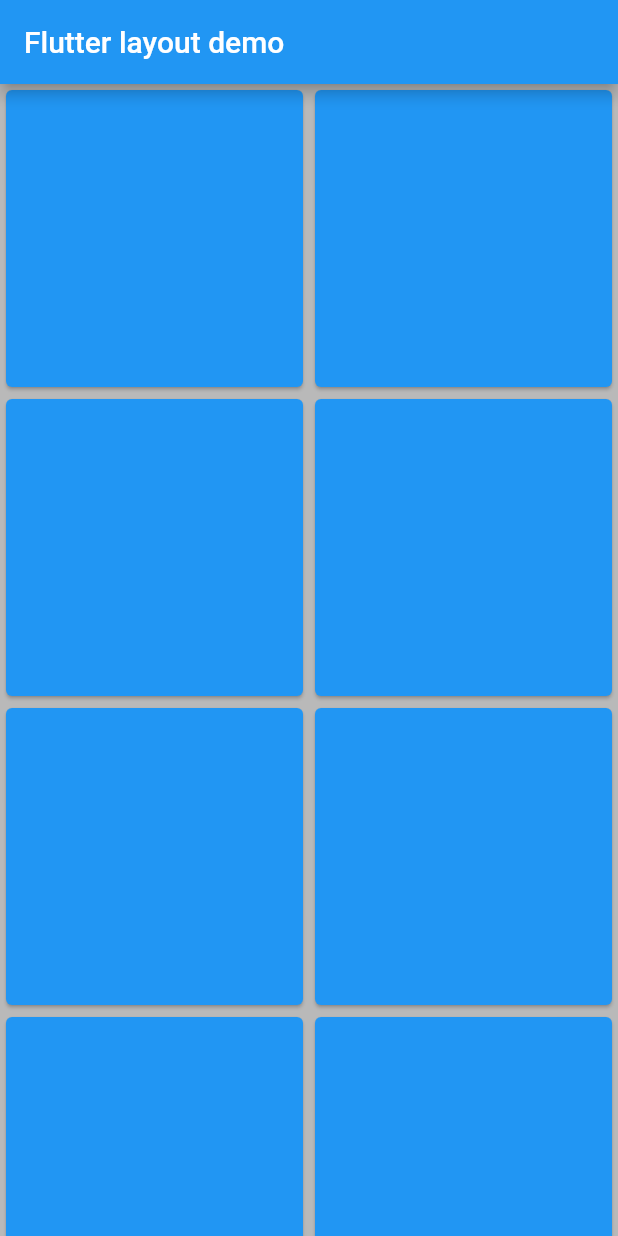
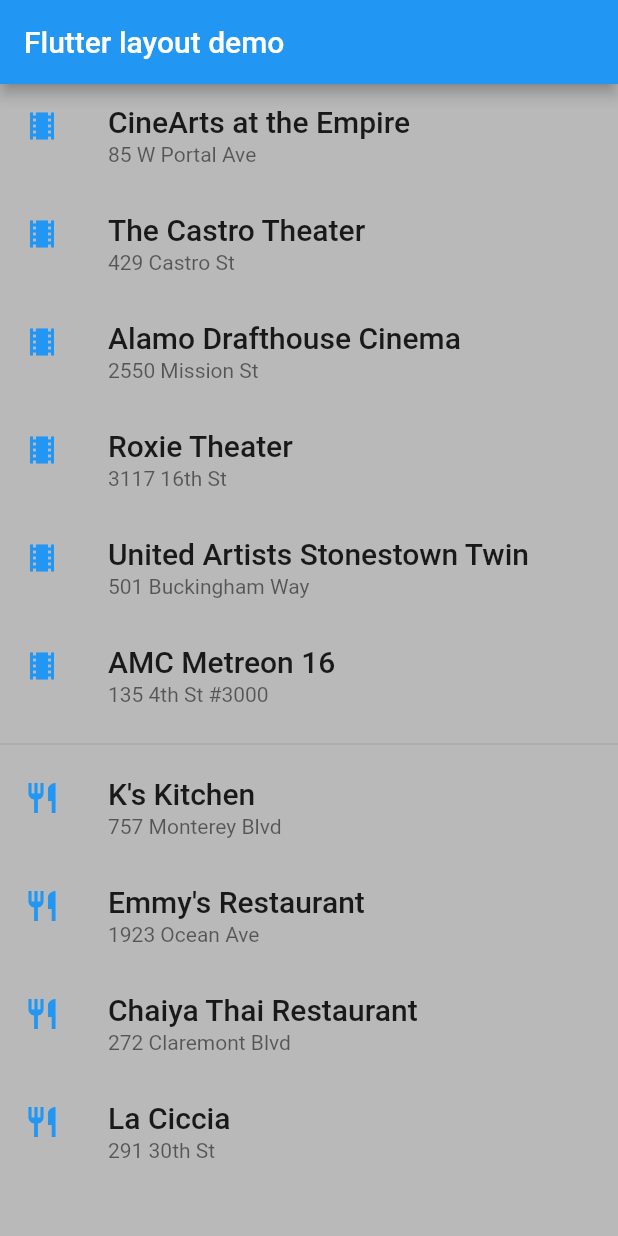
Before and after one commit to loveleenkaurnancy/flutter_app, a Flutter app: the screen it shows after launch, on a phone screen of 412 x 824 dp. Run offline on Flutter 3.47's test engine with Material 2 defaults, Android fonts, the phone set to English and light mode, and no system bars.

Commit message:
ListView

```diff
--- a/lib/main.dart
+++ b/lib/main.dart
@@ -29,36 +29,40 @@ class _State extends State<MyApp> {
           decoration: BoxDecoration(
             color: Colors.black26,
           ),
-          child: GridView.count(
-            crossAxisCount: 2 ,
-            children: List.generate(10,(index){
-              return Container(
-                child: Card(
-                  color: Colors.blue,
-                ),
-              );
-            }),
-          )
+          child: _buildList()
         ),
       ),
     );
   }
 }
 
-Widget _buildDecoratedImage(int imageIndex) => Expanded(
-  child: Container(
-    decoration: BoxDecoration(
-      border: Border.all(width: 10, color: Colors.black38),
-      borderRadius: const BorderRadius.all(const Radius.circular(8)),
-    ),
-    margin: const EdgeInsets.all(4),
-    child: Image.asset('assets/images/pic.png'),
+Widget _buildList() => ListView(
+  children: [
+    _tile('CineArts at the Empire', '85 W Portal Ave', Icons.theaters),
+    _tile('The Castro Theater', '429 Castro St', Icons.theaters),
+    _tile('Alamo Drafthouse Cinema', '2550 Mission St', Icons.theaters),
+    _tile('Roxie Theater', '3117 16th St', Icons.theaters),
+    _tile('United Artists Stonestown Twin', '501 Buckingham Way',
+        Icons.theaters),
+    _tile('AMC Metreon 16', '135 4th St #3000', Icons.theaters),
+    Divider(),
+    _tile('K\'s Kitchen', '757 Monterey Blvd', Icons.restaurant),
+    _tile('Emmy\'s Restaurant', '1923 Ocean Ave', Icons.restaurant),
+    _tile(
+        'Chaiya Thai Restaurant', '272 Claremont Blvd', Icons.restaurant),
+    _tile('La Ciccia', '291 30th St', Icons.restaurant),
+  ],
+);
+
+ListTile _tile(String title, String subtitle, IconData icon) => ListTile(
+  title: Text(title,
+      style: TextStyle(
+        fontWeight: FontWeight.w500,
+        fontSize: 20,
+      )),
+  subtitle: Text(subtitle),
+  leading: Icon(
+    icon,
+    color: Colors.blue[500],
   ),
 );
-
-Widget _buildImageRow(int imageIndex) => Row(
-  children: [
-    _buildDecoratedImage(imageIndex),
-    _buildDecoratedImage(imageIndex + 1),
-  ],
-);
```
